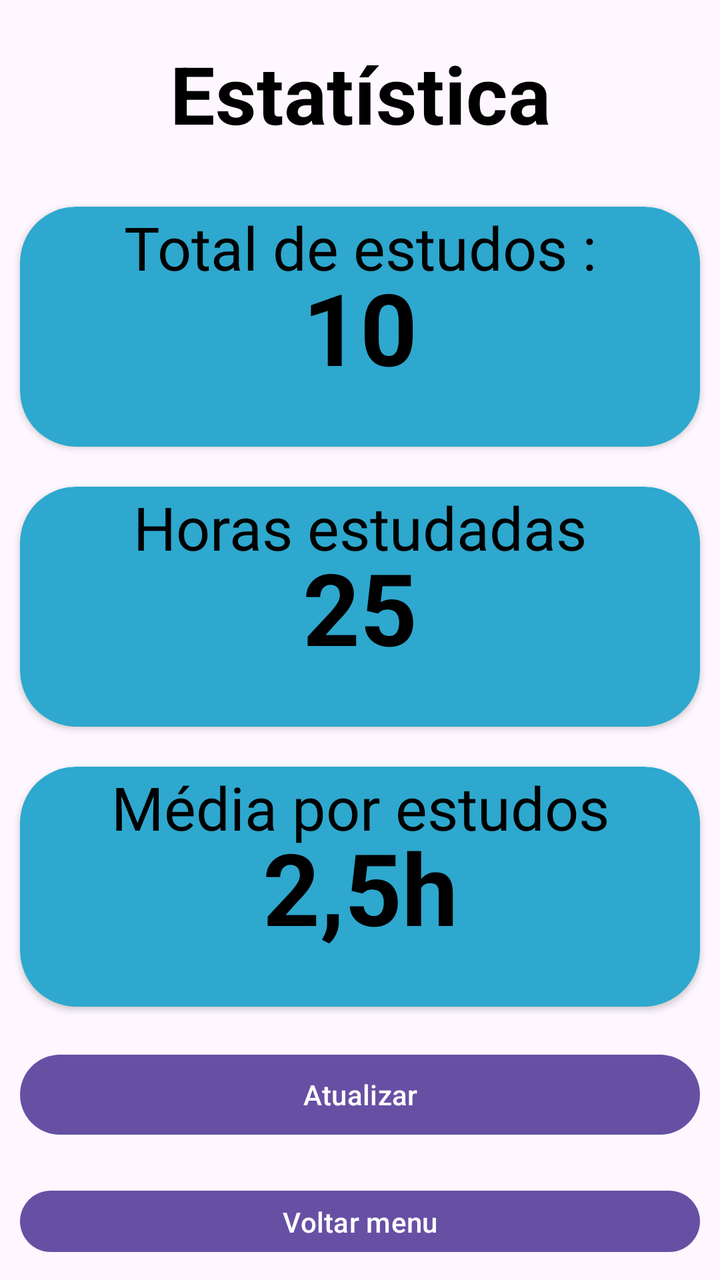
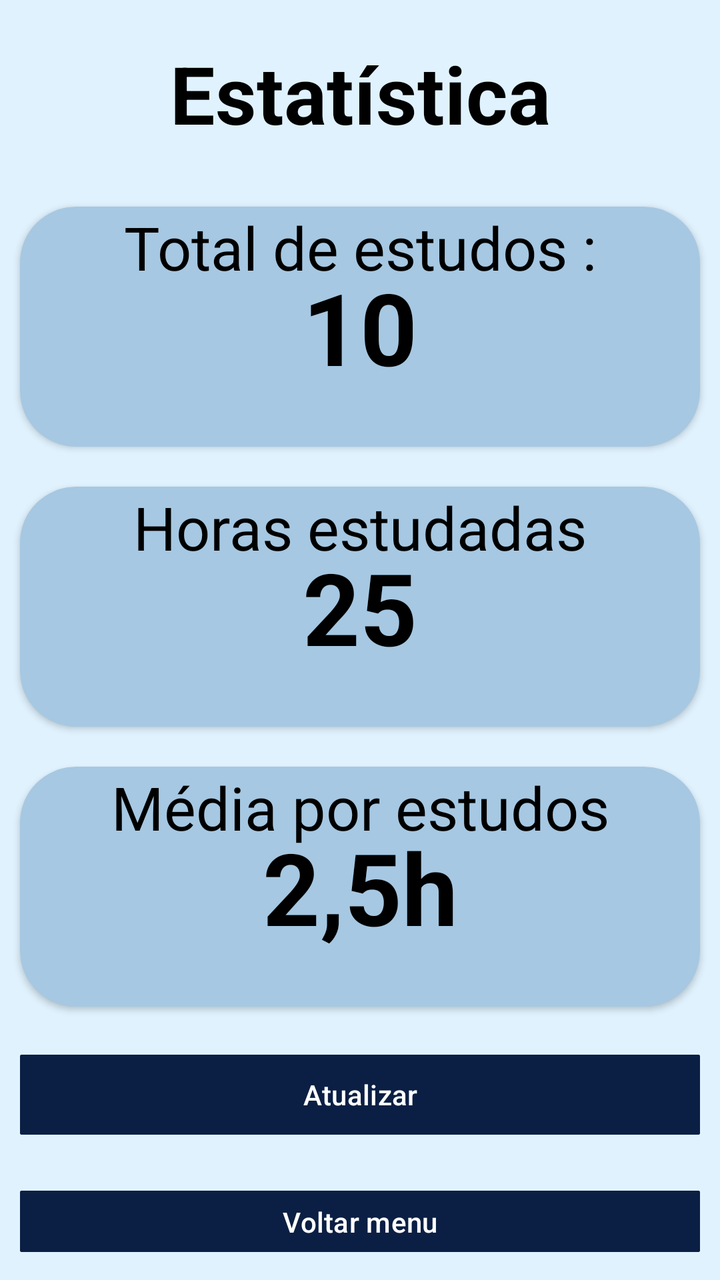

Compare the two renders of this Android layout. The source of the first and the diff that turns it into the second are given below.
<!-- AndroidManifest.xml: application theme Theme.MyApp -->
<!-- res/layout/estatistica_layout.xml -->
<?xml version="1.0" encoding="utf-8"?>
<LinearLayout xmlns:android="http://schemas.android.com/apk/res/android"
    xmlns:app="http://schemas.android.com/apk/res-auto"
    xmlns:tools="http://schemas.android.com/tools"
    android:id="@+id/main"
    android:layout_width="match_parent"
    android:layout_height="match_parent"
    android:orientation="vertical"
    tools:context=".estatisticaActivity">


    <TextView
        android:layout_width="match_parent"
        android:layout_height="wrap_content"
        android:layout_margin="20dp"
        android:gravity="center"
        android:text="Estatística"
        android:textColor="@color/black"
        android:textSize="40dp"
        android:textStyle="bold" />

    <androidx.cardview.widget.CardView
        android:id="@+id/cardIdent"
        android:layout_width="match_parent"
        android:layout_height="120dp"
        android:layout_margin="10dp"
        android:clickable="true"
        android:focusable="true"
        app:cardBackgroundColor="#2EA8CE"
        app:cardCornerRadius="28dp">

        <TextView
            android:layout_width="match_parent"
            android:layout_height="match_parent"
            android:gravity="center_horizontal"
            android:text="Total de estudos :"
            android:textColor="@color/black"
            android:textSize="30dp" />

        <TextView
            android:layout_width="match_parent"
            android:layout_height="match_parent"
            android:gravity="center"
            android:text="10"
            android:textColor="@color/black"
            android:textSize="50dp"
            android:textStyle="bold"

            />

    </androidx.cardview.widget.CardView>

    <androidx.cardview.widget.CardView
        android:id="@+id/cardIdent2"
        android:layout_width="match_parent"
        android:layout_height="120dp"
        android:layout_margin="10dp"
        android:clickable="true"
        android:focusable="true"
        app:cardBackgroundColor="#2EA8CE"
        app:cardCornerRadius="28dp">

        <TextView
            android:layout_width="match_parent"
            android:layout_height="match_parent"
            android:gravity="center_horizontal"
            android:text="Horas estudadas"
            android:textColor="@color/black"
            android:textSize="30dp" />

        <TextView
            android:layout_width="match_parent"
            android:layout_height="match_parent"
            android:gravity="center"
            android:text="25"
            android:textColor="@color/black"
            android:textSize="50dp"
            android:textStyle="bold"

            />

    </androidx.cardview.widget.CardView>

    <androidx.cardview.widget.CardView
        android:id="@+id/cardIden3t"
        android:layout_width="match_parent"
        android:layout_height="120dp"
        android:layout_margin="10dp"
        android:clickable="true"
        android:focusable="true"
        app:cardBackgroundColor="#2EA8CE"
        app:cardCornerRadius="28dp">

        <TextView
            android:layout_width="match_parent"
            android:layout_height="match_parent"
            android:gravity="center_horizontal"
            android:text="Média por estudos"
            android:textColor="@color/black"
            android:textSize="30dp" />

        <TextView
            android:layout_width="match_parent"
            android:layout_height="match_parent"
            android:gravity="center"
            android:text="2,5h"
            android:textColor="@color/black"
            android:textSize="50dp"
            android:textStyle="bold"

            />

    </androidx.cardview.widget.CardView>

    <Button
        android:id="@+id/btnatualizar"
        android:layout_width="match_parent"
        android:layout_height="wrap_content"
        android:layout_gravity="center_horizontal"
        android:layout_margin="10dp"
        android:text="Atualizar" />

    <Button
        android:id="@+id/btnvoltarMenu"
        android:layout_width="match_parent"
        android:layout_height="wrap_content"
        android:layout_gravity="center_horizontal"
        android:layout_margin="10dp"
        android:text="Voltar menu" />


</LinearLayout>
<!-- resources referenced by this layout -->
<resources>
  <color name="black">#FF000000</color>
  <style name="Theme.MyApp" parent="Base.Theme.MyApp" />
  <style name="Base.Theme.MyApp" parent="Theme.Material3.DayNight.NoActionBar">
          
          
      </style>
</resources>

<!-- the commit's change to res/layout/estatistica_layout.xml (unified diff, before → after) -->
@@ -6,6 +6,7 @@
     android:layout_width="match_parent"
     android:layout_height="match_parent"
     android:orientation="vertical"
+    android:background="#E0F2FE"
     tools:context=".estatisticaActivity">
 
 
@@ -26,7 +27,7 @@
         android:layout_margin="10dp"
         android:clickable="true"
         android:focusable="true"
-        app:cardBackgroundColor="#2EA8CE"
+        app:cardBackgroundColor="#A6C8E2"
         app:cardCornerRadius="28dp">
 
         <TextView
@@ -57,7 +58,7 @@
         android:layout_margin="10dp"
         android:clickable="true"
         android:focusable="true"
-        app:cardBackgroundColor="#2EA8CE"
+        app:cardBackgroundColor="#A6C8E2"
         app:cardCornerRadius="28dp">
 
         <TextView
@@ -88,7 +89,7 @@
         android:layout_margin="10dp"
         android:clickable="true"
         android:focusable="true"
-        app:cardBackgroundColor="#2EA8CE"
+        app:cardBackgroundColor="#A6C8E2"
         app:cardCornerRadius="28dp">
 
         <TextView
@@ -112,20 +113,24 @@
 
     </androidx.cardview.widget.CardView>
 
-    <Button
+    <com.google.android.material.button.MaterialButton
         android:id="@+id/btnatualizar"
         android:layout_width="match_parent"
         android:layout_height="wrap_content"
         android:layout_gravity="center_horizontal"
         android:layout_margin="10dp"
+        android:backgroundTint = "#0B1F44"
+        app:cornerRadius="1dp"
         android:text="Atualizar" />
 
-    <Button
+    <com.google.android.material.button.MaterialButton
         android:id="@+id/btnvoltarMenu"
         android:layout_width="match_parent"
         android:layout_height="wrap_content"
         android:layout_gravity="center_horizontal"
         android:layout_margin="10dp"
+        app:cornerRadius="1dp"
+        android:backgroundTint = "#0B1F44"
         android:text="Voltar menu" />
 
 
